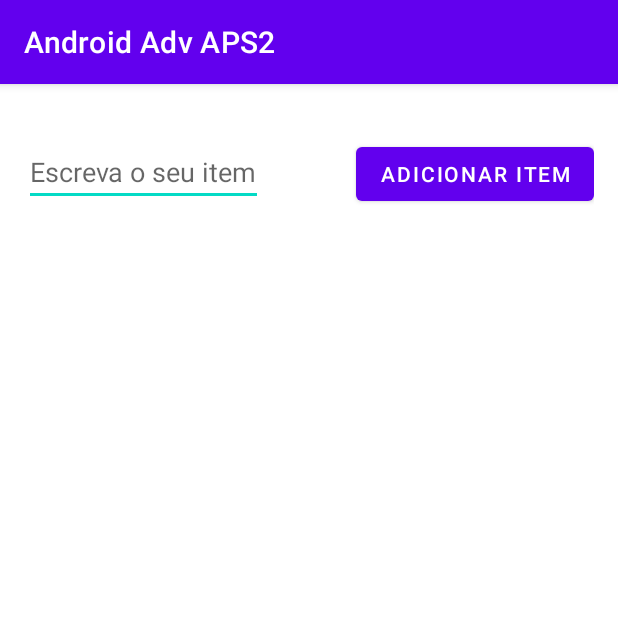
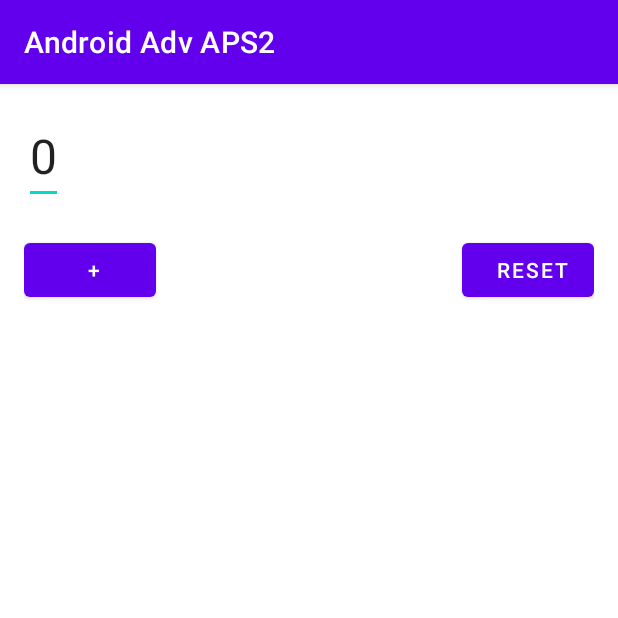
Before and after one commit to dipievil/AndroidAdvAPS2, an Android app: the screen it shows after launch (MainActivity), on a phone screen of 412 x 824 dp, the top half of it. Run offline under Robolectric (Android 15) with nearby library versions, the phone set to English and light mode, and no system bars; our stand-ins replace Firebase (no records; nobody signed in at launch, a user with empty details on screens opened directly); 1 statement that could not run was skipped.

Commit message:
All code

```diff
--- a/app/build.gradle
+++ b/app/build.gradle
@@ -39,7 +39,11 @@ dependencies {
     implementation 'com.google.android.material:material:1.6.1'
     implementation 'androidx.constraintlayout:constraintlayout:2.1.4'
     implementation 'com.google.firebase:firebase-firestore:21.4.0'
+    implementation 'com.google.firebase:firebase-common-ktx:20.1.1'
+    implementation 'com.google.firebase:firebase-database-ktx:20.0.5'
     testImplementation 'junit:junit:4.13.2'
     androidTestImplementation 'androidx.test.ext:junit:1.1.3'
     androidTestImplementation 'androidx.test.espresso:espresso-core:3.4.0'
+    implementation platform('com.google.firebase:firebase-bom:30.2.0')
+    implementation 'com.google.firebase:firebase-firestore-ktx'
 }
--- /dev/null
+++ b/app/src/main/java/br/dipievil/androidadvaps2/DbHandler.kt
@@ -0,0 +1,47 @@
+package br.dipievil.androidadvaps2
+
+import android.util.Log
+import br.dipievil.androidadvaps2.model.Count
+import com.google.firebase.firestore.FirebaseFirestore
+
+class DbHandler(db : FirebaseFirestore) {
+
+    private var TAG = "DbHandler"
+    private lateinit var _db : FirebaseFirestore
+
+    init{
+        _db = db
+    }
+
+    fun getCountValue() : Long{
+        var count : Long = 0
+        val doc = _db.collection(COLLECTION_NAME).document(DOCUMENT_PATH)
+        doc.get()
+            .addOnSuccessListener { document ->
+                if (document != null) {
+                    count = document.data?.getValue("count") as Long
+                    Log.d(TAG, "DocumentSnapshot data: ${document.data}")
+                } else {
+                    Log.d(TAG, "No such document")
+                }
+            }
+            .addOnFailureListener { exception ->
+                Log.d(TAG, "get failed with ", exception)
+            }
+        return count
+    }
+
+    fun saveCount(count : String){
+        var countDoc = Count(count.toLong())
+
+        _db.collection(COLLECTION_NAME).document(DOCUMENT_PATH)
+            .set(countDoc)
+            .addOnSuccessListener { Log.d(TAG, "DocumentSnapshot successfully written!") }
+            .addOnFailureListener { e -> Log.w(TAG, "Error writing document", e) }
+    }
+
+    companion object {
+        const val COLLECTION_NAME = "clicks"
+        const val DOCUMENT_PATH = "FwnIyRAhfWUxHXbiaO2t"
+    }
+}
--- a/app/src/main/java/br/dipievil/androidadvaps2/MainActivity.kt
+++ b/app/src/main/java/br/dipievil/androidadvaps2/MainActivity.kt
@@ -2,10 +2,64 @@ package br.dipievil.androidadvaps2
 
 import androidx.appcompat.app.AppCompatActivity
 import android.os.Bundle
+import android.widget.Button
+import android.widget.TextView
+import com.google.firebase.firestore.FirebaseFirestore
+import com.google.firebase.ktx.Firebase
+import com.google.firebase.firestore.ktx.firestore
+
+
+private lateinit var TAG : String
 
 class MainActivity : AppCompatActivity() {
+
+    private lateinit var db : FirebaseFirestore
+    private lateinit var dbHandler : DbHandler
+    private lateinit var etCounter : TextView
+    private lateinit var btnClear : Button
+    private lateinit var btnPlus : Button
+
     override fun onCreate(savedInstanceState: Bundle?) {
         super.onCreate(savedInstanceState)
         setContentView(R.layout.activity_main)
+
+        etCounter = findViewById(R.id.etCounter)
+        btnPlus = findViewById(R.id.btnPlus)
+        btnClear = findViewById(R.id.btnClear)
+
+        TAG = "MainActivity"
+
+        db = Firebase.firestore
+        dbHandler = DbHandler(db);
+
+        etCounter.text = getFromDb()
+
+        btnPlus.setOnClickListener{
+            increaseCount()
+        }
+
+        btnClear.setOnClickListener{
+            clearCount()
+        }
+    }
+
+    private fun getFromDb() : String{
+        return dbHandler.getCountValue().toString()
+    }
+
+    private fun saveToDb(count : String){
+        dbHandler.saveCount(count)
+    }
+
+    private fun increaseCount(){
+        var number = etCounter.text.toString().toLong()
+        number++
+        etCounter.text = number.toString()
+        saveToDb(number.toString())
+    }
+
+    private fun clearCount(){
+        etCounter.text = "0"
+        saveToDb("0")
     }
 }
--- /dev/null
+++ b/app/src/main/java/br/dipievil/androidadvaps2/model/Count.kt
@@ -0,0 +1,5 @@
+package br.dipievil.androidadvaps2.model
+
+data class Count (
+    val count : Long
+)
--- a/app/src/main/res/layout/activity_main.xml
+++ b/app/src/main/res/layout/activity_main.xml
@@ -7,33 +7,36 @@
     android:padding="16dp"
     tools:context=".MainActivity">
 
+    <EditText
+        android:id="@+id/etCounter"
+        android:layout_width="wrap_content"
+        android:layout_height="wrap_content"
+        android:hint="@string/lblHintCounter"
+        android:textSize="32sp"
+        android:inputType="textPersonName" />
+
     <RelativeLayout
         android:layout_width="match_parent"
         android:layout_height="wrap_content"
         android:layout_marginTop="20dp"
         android:orientation="horizontal">
 
-        <EditText
-            android:id="@+id/editText_todo_item"
+        <Button
+            android:id="@+id/btnPlus"
             android:layout_width="wrap_content"
             android:layout_height="wrap_content"
-            android:layout_alignParentStart="true"
-            android:hint="@string/write_item"
-            android:inputType="textPersonName" />
+            android:layout_marginRight="20dp"
+            android:paddingEnd="10dp"
+            android:text="@string/lblIncreaseCount" />
 
         <Button
-            android:id="@+id/button_add_todo"
+            android:id="@+id/btnClear"
             android:layout_width="wrap_content"
             android:layout_height="wrap_content"
             android:layout_alignParentEnd="true"
-            android:text="@string/add_item" />
+            android:paddingEnd="10dp"
+            android:text="@string/lblClear" />
     </RelativeLayout>
 
 
-    <androidx.recyclerview.widget.RecyclerView
-        android:id="@+id/recyclerView_todo_list"
-        android:layout_width="match_parent"
-        android:layout_height="match_parent"
-        android:layout_marginTop="50dp" />
-
 </LinearLayout>
--- a/app/src/main/res/values/strings.xml
+++ b/app/src/main/res/values/strings.xml
@@ -1,5 +1,6 @@
 <resources>
     <string name="app_name">Android Adv APS2</string>
-    <string name="write_item">Escreva o seu item</string>
-    <string name="add_item">Adicionar item</string>
+    <string name="lblHintCounter">0</string>
+    <string name="lblIncreaseCount">+</string>
+    <string name="lblClear">Reset</string>
 </resources>
--- a/build.gradle
+++ b/build.gradle
@@ -1,6 +1,6 @@
 buildscript {
     dependencies {
-        classpath 'com.google.gms:google-services:4.3.3'
+        classpath 'com.google.gms:google-services:4.3.13'
     }
 }// Top-level build file where you can add configuration options common to all sub-projects/modules.
 plugins {
```
Also changed, not shown: 1 other file.
